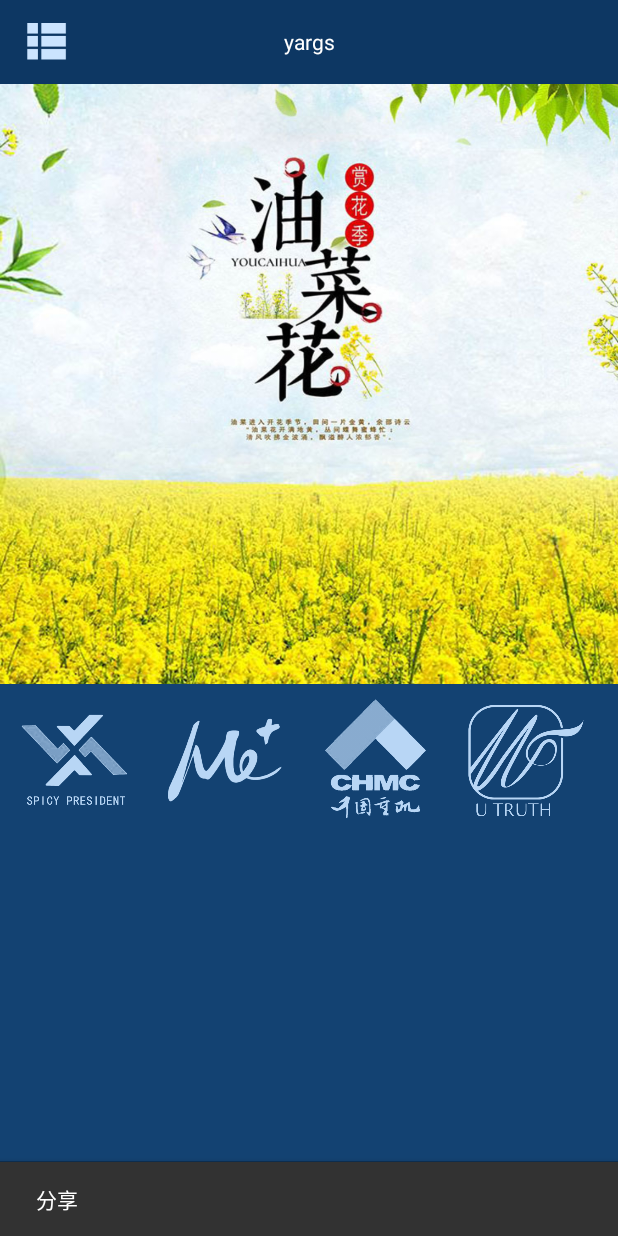
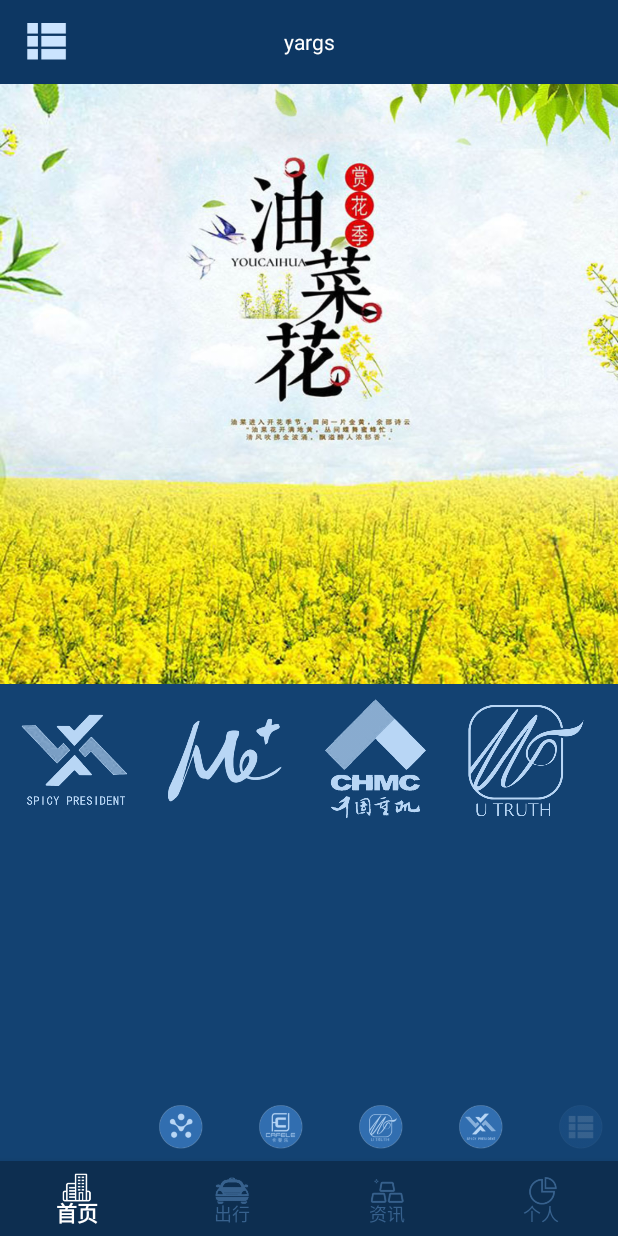
Before and after one commit to yashell/yargs_android, an Android app: the MainActivity screen opened directly, with no data from a screen before it, in the side drawer, after a tap on "退出", on a phone screen of 412 x 824 dp. Run offline under Robolectric (Android 15) with nearby library versions, the phone set to English and light mode, and no system bars; libraries missing offline, so code that uses them is left out: com.amap.api; 1 statement that could not run was skipped.

Commit message:
浮动menu开发

```diff
--- a/app/src/main/java/activity/yargs/MainActivity.java
+++ b/app/src/main/java/activity/yargs/MainActivity.java
@@ -1,5 +1,7 @@
 package activity.yargs;
 
+import android.animation.AnimatorSet;
+import android.animation.ObjectAnimator;
 import android.content.Intent;
 import android.graphics.Color;
 import android.os.Bundle;
@@ -7,7 +9,10 @@
 import android.util.Pair;
 import android.view.MenuItem;
 import android.view.View;
+import android.view.animation.BounceInterpolator;
+import android.widget.ImageView;
 import android.widget.LinearLayout;
+import android.widget.Toast;
 
 import com.amap.api.maps.CameraUpdateFactory;
 import com.amap.api.maps.model.BitmapDescriptorFactory;
@@ -44,10 +49,23 @@
 public class MainActivity extends AppCompatActivity implements INaviInfoCallback {
     private DrawerLayout mDrawerLayout;//滑动的DrawerLayout
     private NavigationView mNavigationView;
+
+    //浮动按钮的
+    private int[] mRes = {R.id.imageView_a, R.id.imageView_b, R.id.imageView_c,
+            R.id.imageView_d, R.id.imageView_e};
+    private List<ImageView> mImageViews = new ArrayList<ImageView>();
+    private boolean mFlag = true;
+
     @Override
     protected void onCreate(Bundle savedInstanceState) {
         super.onCreate(savedInstanceState);
         setContentView(R.layout.activity_main);
+
+        //浮动按钮的
+        for (int i = 0; i < mRes.length; i++) {
+            ImageView imageView = (ImageView) findViewById(mRes[i]);
+            mImageViews.add(imageView);
+        }
 
 
         AllAmap.ss="真的是";
@@ -63,6 +81,7 @@
         //这两个是nav的
         BottomNavigationView navigation = (BottomNavigationView) findViewById(R.id.nav);
         navigation.setOnNavigationItemSelectedListener(mOnNavigationItemSelectedListener);
+
 
 
         mNavigationView = (NavigationView) findViewById(R.id.nNavigationView);
@@ -135,6 +154,72 @@
     };
 
 
+
+    //浮动按钮的
+    public void menuslide(View v) {
+        switch (v.getId()) {
+            case R.id.imageView_a:
+                if (mFlag) {
+                    startAnim();
+                } else {
+                    closeAnim();
+                }
+                break;
+        }
+    }
+    private void closeAnim() {
+        ObjectAnimator animator0 = ObjectAnimator.ofFloat(mImageViews.get(0),
+                "alpha", 0.5F, 1F);
+        ObjectAnimator animator1 = ObjectAnimator.ofFloat(mImageViews.get(1),
+                "translationX", -100F, 0);
+        ObjectAnimator animator2 = ObjectAnimator.ofFloat(mImageViews.get(2),
+                "translationX", -200F, 0);
+        ObjectAnimator animator3 = ObjectAnimator.ofFloat(mImageViews.get(3),
+                "translationX", -300F, 0);
+        ObjectAnimator animator4 = ObjectAnimator.ofFloat(mImageViews.get(4),
+                "translationX", -400F, 0);
+        AnimatorSet set = new AnimatorSet();
+        set.setDuration(500);
+        set.setInterpolator(new BounceInterpolator());
+        set.playTogether(animator0, animator1, animator2, animator3, animator4);
+        set.start();
+        mFlag = true;
+    }
+    private void startAnim() {
+        ObjectAnimator animator0 = ObjectAnimator.ofFloat(
+                mImageViews.get(0),
+                "alpha",
+                1F,
+                0.2F);
+
+        ObjectAnimator animator1 = ObjectAnimator.ofFloat(
+                mImageViews.get(1),
+                "translationX",
+                -100F);
+        ObjectAnimator animator2 = ObjectAnimator.ofFloat(
+                mImageViews.get(2),
+                "translationX",
+                -200F);
+        ObjectAnimator animator3 = ObjectAnimator.ofFloat(
+                mImageViews.get(3),
+                "translationX",
+                -300F);
+        ObjectAnimator animator4 = ObjectAnimator.ofFloat(
+                mImageViews.get(4),
+                "translationX",
+                -400F);
+        AnimatorSet set = new AnimatorSet();
+        set.setDuration(500);
+        set.setInterpolator(new BounceInterpolator());
+        set.playTogether(
+                animator0,
+                animator1,
+                animator2,
+                animator3,
+                animator4);
+        set.start();
+        mFlag = false;
+    }
 
 
     public  void OpenDrewerLayout(View view){
--- a/app/src/main/java/activity/yargs/home.java
+++ b/app/src/main/java/activity/yargs/home.java
@@ -4,11 +4,13 @@
 import android.content.res.Resources;
 import android.os.Bundle;
 
+import android.util.Log;
 import android.view.LayoutInflater;
 import android.view.View;
 import android.view.ViewGroup;
 import android.widget.ImageView;
 import android.widget.LinearLayout;
+import android.widget.Toast;
 
 import java.util.ArrayList;
 import java.util.List;
@@ -52,10 +54,6 @@
 
     }
 
-
-
-
-
     class MyAdapter extends PagerAdapter {
         //用来决定ViewPager中到底可以显示多少个子视图
         @Override
--- a/app/src/main/res/layout/activity_main.xml
+++ b/app/src/main/res/layout/activity_main.xml
@@ -7,27 +7,21 @@
     android:layout_height="match_parent"
     tools:context=".MainActivity">
 
-
     <FrameLayout
         android:layout_width="match_parent"
         android:layout_height="match_parent"
-
         >  //FrameLayout里边就是页面的内容
         <LinearLayout
             android:layout_width="match_parent"
             android:layout_height="match_parent"
             android:orientation="vertical">
-
             <FrameLayout
                 android:id="@+id/router"
                 android:layout_width="match_parent"
                 android:layout_height="wrap_content"
                 android:layout_weight="1"
                 android:background="@color/mainColor">
-
             </FrameLayout>
-
-
             <com.google.android.material.bottomnavigation.BottomNavigationView
                 android:id="@+id/nav"
                 android:layout_width="match_parent"
@@ -38,14 +32,8 @@
                 app:itemTextColor="@drawable/nav_choose"
                 app:labelVisibilityMode="labeled"
                 app:menu="@menu/menu" />
-
-
         </LinearLayout>
-
     </FrameLayout>
-
-
-
     <LinearLayout
         android:id="@+id/rights"
         android:layout_width="300dp"
@@ -67,6 +55,61 @@
 
     </LinearLayout>
 
+    <RelativeLayout
+        android:layout_width="match_parent"
+        android:layout_height="match_parent">
+        <RelativeLayout
+            android:layout_alignParentBottom="true"
+            android:layout_alignParentRight="true"
+            android:layout_width="match_parent"
+            android:layout_marginBottom="45dp"
+            android:layout_marginRight="10dp"
+            android:layout_height="55dp">
+            <ImageView
+                android:layout_width="30dp"
+                android:layout_height="30dp"
+                android:id="@+id/imageView_b"
+                android:src="@drawable/menusilde1"
+                android:layout_centerVertical="true"
+                android:layout_alignParentEnd="true"
+                />
+
+            <ImageView
+                android:layout_width="30dp"
+                android:layout_height="30dp"
+                android:id="@+id/imageView_c"
+                android:src="@drawable/menusilde2"
+                android:layout_centerVertical="true"
+                android:layout_alignParentEnd="true" />
+
+            <ImageView
+                android:layout_width="30dp"
+                android:layout_height="30dp"
+                android:id="@+id/imageView_d"
+                android:src="@drawable/menusilde3"
+                android:layout_centerVertical="true"
+                android:layout_alignParentEnd="true" />
+
+            <ImageView
+                android:layout_width="30dp"
+                android:layout_height="30dp"
+                android:id="@+id/imageView_e"
+                android:src="@drawable/menusilde4"
+                android:layout_centerVertical="true"
+                android:layout_alignParentEnd="true" />
+
+            <ImageView
+                android:id="@+id/imageView_a"
+                android:layout_width="30dp"
+                android:layout_height="30dp"
+                android:layout_centerInParent="true"
+                android:layout_alignParentEnd="true"
+                android:onClick="menuslide"
+                android:src="@drawable/menusilde" />
+        </RelativeLayout>
+
+    </RelativeLayout>
+
 
 
 </androidx.drawerlayout.widget.DrawerLayout>
```
Also changed, not shown: app/src/main/res/drawable/menusilde.png (added), app/src/main/res/drawable/menusilde1.png (added), app/src/main/res/drawable/menusilde2.png (added), app/src/main/res/drawable/menusilde3.png (added), app/src/main/res/drawable/menusilde4.png (added).
